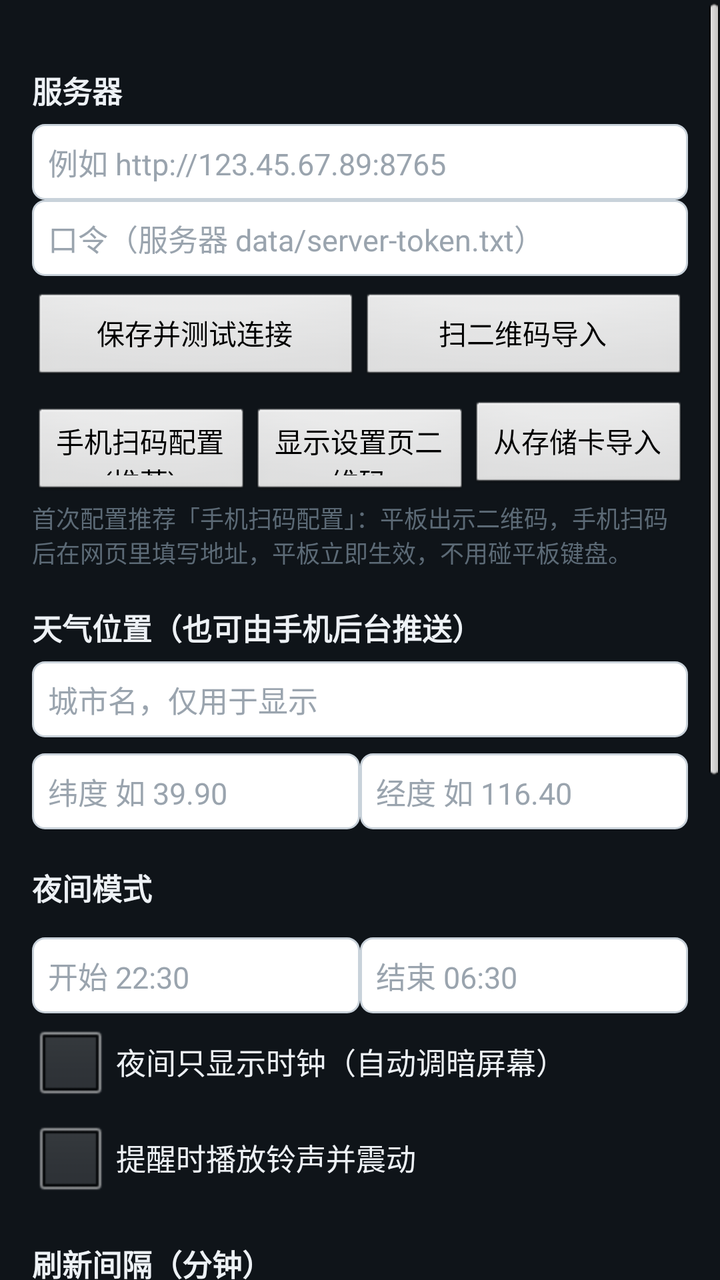
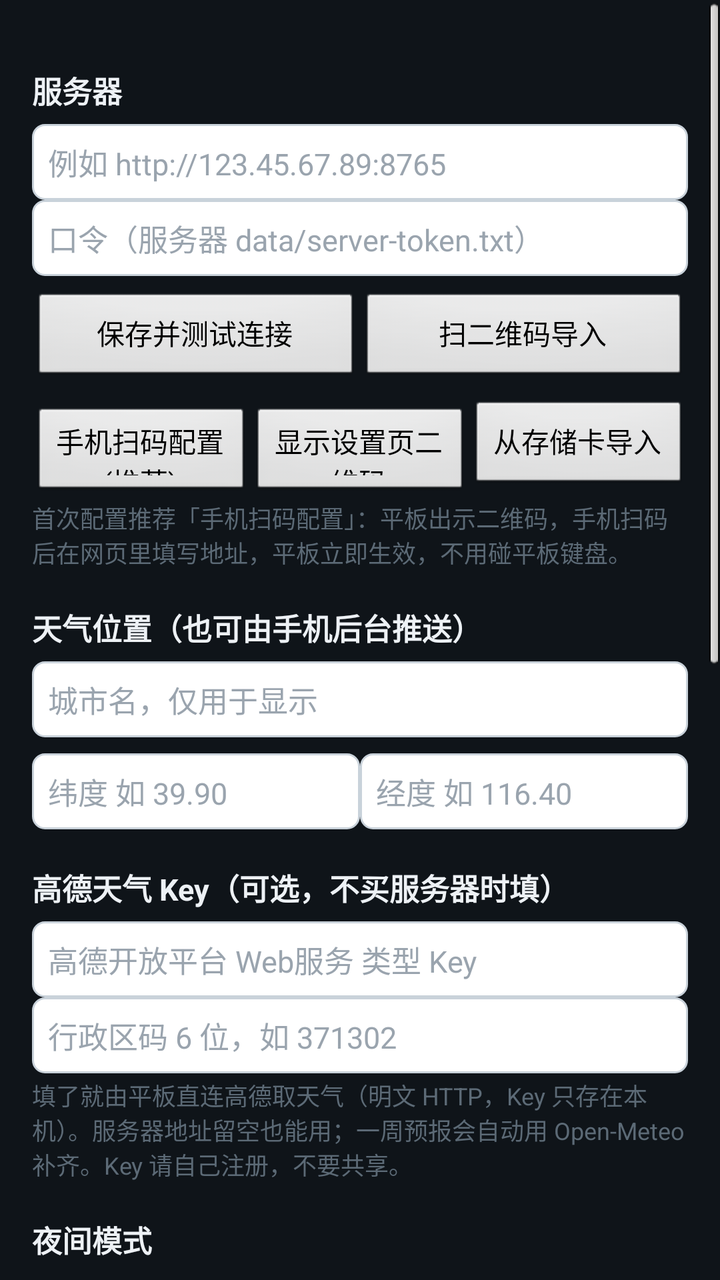

Screens rendered from an Android XML layout before and after an edit, with the pre-edit source and the edit as a unified diff.
<!-- AndroidManifest.xml: application theme DashboardTheme -->
<!-- res/layout/activity_settings.xml -->
<?xml version="1.0" encoding="utf-8"?>
<ScrollView xmlns:android="http://schemas.android.com/apk/res/android"
    android:layout_width="match_parent"
    android:layout_height="match_parent"
    android:background="@color/bg">

    <LinearLayout
        android:layout_width="match_parent"
        android:layout_height="wrap_content"
        android:orientation="vertical"
        android:padding="16dp">

        <TextView style="@style/SecTitle" android:text="服务器" />
        <EditText android:id="@+id/etUrl" style="@style/Et" android:hint="例如 http://123.45.67.89:8765" />
        <EditText android:id="@+id/etToken" style="@style/Et" android:hint="口令（服务器 data/server-token.txt）" />
        <LinearLayout style="@style/BtnRow">
            <Button android:id="@+id/btnTest" style="@style/Btn" android:text="保存并测试连接" />
            <Button android:id="@+id/btnScan" style="@style/Btn" android:text="扫二维码导入" />
        </LinearLayout>
        <LinearLayout style="@style/BtnRow">
            <Button android:id="@+id/btnPair" style="@style/Btn" android:text="手机扫码配置(推荐)" />
            <Button android:id="@+id/btnShowPageQr" style="@style/Btn" android:text="显示设置页二维码" />
            <Button android:id="@+id/btnImport" style="@style/Btn" android:text="从存储卡导入" />
        </LinearLayout>
        <TextView
            android:layout_width="match_parent" android:layout_height="wrap_content"
            android:textSize="12sp" android:textColor="@color/dim" android:layout_marginTop="4dp"
            android:text="首次配置推荐「手机扫码配置」：平板出示二维码，手机扫码后在网页里填写地址，平板立即生效，不用碰平板键盘。" />

        <TextView style="@style/SecTitle" android:text="天气位置（也可由手机后台推送）" />
        <EditText android:id="@+id/etCity" style="@style/Et" android:hint="城市名，仅用于显示" />
        <LinearLayout style="@style/BtnRow">
            <EditText android:id="@+id/etLat" style="@style/Et" android:layout_weight="1" android:hint="纬度 如 39.90" android:inputType="numberDecimal|numberSigned" />
            <EditText android:id="@+id/etLon" style="@style/Et" android:layout_weight="1" android:hint="经度 如 116.40" android:inputType="numberDecimal|numberSigned" />
        </LinearLayout>

        <TextView style="@style/SecTitle" android:text="夜间模式" />
        <LinearLayout style="@style/BtnRow">
            <EditText android:id="@+id/etNightStart" style="@style/Et" android:layout_weight="1" android:hint="开始 22:30" />
            <EditText android:id="@+id/etNightEnd" style="@style/Et" android:layout_weight="1" android:hint="结束 06:30" />
        </LinearLayout>
        <CheckBox android:id="@+id/cbNightOnly" style="@style/Cb" android:text="夜间只显示时钟（自动调暗屏幕）" />
        <CheckBox android:id="@+id/cbSound" style="@style/Cb" android:text="提醒时播放铃声并震动" />

        <TextView style="@style/SecTitle" android:text="刷新间隔（分钟）" />
        <LinearLayout style="@style/BtnRow">
            <EditText android:id="@+id/etTodoMin" style="@style/Et" android:layout_weight="1" android:hint="待办 60" android:inputType="number" />
            <EditText android:id="@+id/etWxMin" style="@style/Et" android:layout_weight="1" android:hint="天气 60" android:inputType="number" />
        </LinearLayout>

        <TextView style="@style/SecTitle" android:text="屏幕常亮" />
        <CheckBox
            android:id="@+id/cbStayOn" style="@style/Cb"
            android:text="充电时屏幕永不休眠（推荐开启）" />
        <TextView
            android:layout_width="match_parent" android:layout_height="wrap_content"
            android:textSize="12sp" android:textColor="@color/dim" android:layout_marginTop="2dp"
            android:text="开启后会修改系统设置“充电时保持唤醒”。注意：老电池长期满电插电可能鼓包，条件允许可拆掉电池直接用电源供电。" />

        <TextView style="@style/SecTitle" android:text="开机自启" />
        <CheckBox
            android:id="@+id/cbAutoBoot" style="@style/Cb"
            android:text="开机后自动打开看板（推荐开启）" />
        <TextView
            android:layout_width="match_parent" android:layout_height="wrap_content"
            android:textSize="12sp" android:textColor="@color/dim" android:layout_marginTop="2dp"
            android:text="断电重启后无需任何操作，几秒后自动回到时钟看板。" />

        <Button
            android:id="@+id/btnBack"
            android:layout_width="match_parent" android:layout_height="52dp"
            android:layout_marginTop="20dp" android:textSize="17sp"
            android:text="返回看板" />

        <TextView
            android:id="@+id/tvVersion"
            android:layout_width="match_parent" android:layout_height="wrap_content"
            android:layout_marginTop="10dp" android:gravity="center"
            android:textSize="12sp" android:textColor="@color/dim" />
    </LinearLayout>
</ScrollView>
<!-- resources referenced by this layout -->
<resources>
  <color name="bg">#0f1419</color>
  <color name="dim">#5c6a76</color>
  <style name="Btn">
          <item name="android:layout_width">0dp</item>
          <item name="android:layout_height">46dp</item>
          <item name="android:layout_weight">1</item>
          <item name="android:textSize">14sp</item>
      </style>
  <style name="BtnRow">
          <item name="android:layout_width">match_parent</item>
          <item name="android:layout_height">wrap_content</item>
          <item name="android:layout_marginTop">8dp</item>
          <item name="android:orientation">horizontal</item>
      </style>
  <style name="Cb">
          <item name="android:layout_width">match_parent</item>
          <item name="android:layout_height">wrap_content</item>
          <item name="android:textSize">15sp</item>
          <item name="android:textColor">@color/fg</item>
          <item name="android:padding">4dp</item>
      </style>
  <style name="Et">
          <item name="android:layout_width">match_parent</item>
          <item name="android:layout_height">wrap_content</item>
          <item name="android:textSize">15sp</item>
          <item name="android:textColor">#000000</item>
          <item name="android:textColorHint">#9AA4AE</item>
          <item name="android:background">@drawable/et_bg</item>
          <item name="android:padding">8dp</item>
          <item name="android:singleLine">true</item>
      </style>
  <style name="SecTitle">
          <item name="android:layout_width">match_parent</item>
          <item name="android:layout_height">wrap_content</item>
          <item name="android:layout_marginTop">18dp</item>
          <item name="android:layout_marginBottom">6dp</item>
          <item name="android:textSize">15sp</item>
          <item name="android:textStyle">bold</item>
          <item name="android:textColor">@color/fg</item>
      </style>
  <style name="DashboardTheme" parent="@android:style/Theme.Black.NoTitleBar.Fullscreen">
          <item name="android:windowBackground">@color/bg</item>
      </style>
  <color name="fg">#edf1f5</color>
  <!-- drawable et_bg (drawable) -->
  <?xml version="1.0" encoding="utf-8"?>
  <shape xmlns:android="http://schemas.android.com/apk/res/android"
      android:shape="rectangle">
      <solid android:color="#FFFFFF" />
      <corners android:radius="6dp" />
      <stroke
          android:width="1dp"
          android:color="#C9D2DA" />
  </shape>
</resources>

<!-- the commit's change to res/layout/activity_settings.xml (unified diff, before → after) -->
@@ -33,6 +33,16 @@
             <EditText android:id="@+id/etLat" style="@style/Et" android:layout_weight="1" android:hint="纬度 如 39.90" android:inputType="numberDecimal|numberSigned" />
             <EditText android:id="@+id/etLon" style="@style/Et" android:layout_weight="1" android:hint="经度 如 116.40" android:inputType="numberDecimal|numberSigned" />
         </LinearLayout>
+
+        <TextView style="@style/SecTitle" android:text="高德天气 Key（可选，不买服务器时填）" />
+        <EditText android:id="@+id/etAmapKey" style="@style/Et"
+            android:hint="高德开放平台 Web服务 类型 Key" android:inputType="textVisiblePassword" />
+        <EditText android:id="@+id/etAdcode" style="@style/Et"
+            android:hint="行政区码 6 位，如 371302" android:inputType="number" />
+        <TextView
+            android:layout_width="match_parent" android:layout_height="wrap_content"
+            android:textSize="12sp" android:textColor="@color/dim" android:layout_marginTop="2dp"
+            android:text="填了就由平板直连高德取天气（明文 HTTP，Key 只存在本机）。服务器地址留空也能用；一周预报会自动用 Open-Meteo 补齐。Key 请自己注册，不要共享。" />
 
         <TextView style="@style/SecTitle" android:text="夜间模式" />
         <LinearLayout style="@style/BtnRow">
